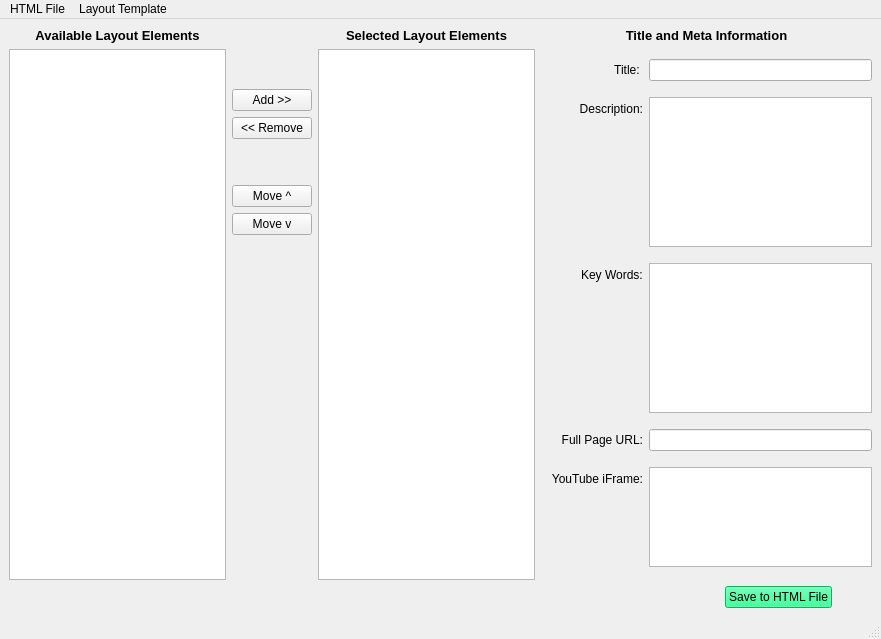
The window that main_ui.ui (turnkey-commerce/responsive-layout-creator) describes before a commit, drawn with Qt 5.
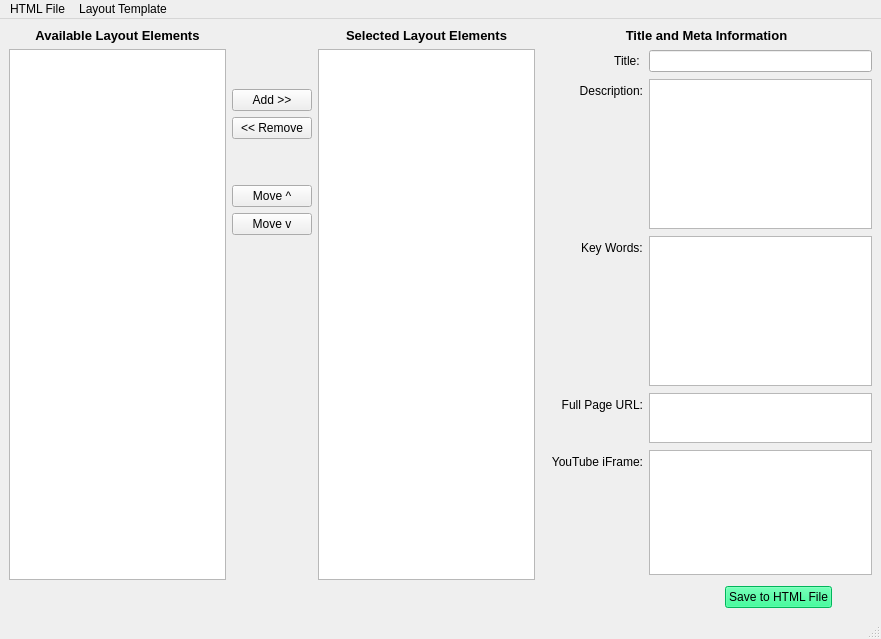
The same window after the commit.

Commit message: Change Full URL to be a text edit widget.

What changed in the file:
```diff
--- a/main_ui.ui
+++ b/main_ui.ui
@@ -255,9 +255,6 @@
           </property>
          </widget>
         </item>
-        <item row="3" column="1">
-         <widget class="QLineEdit" name="editFullUrl"/>
-        </item>
         <item row="4" column="0">
          <widget class="QLabel" name="labelFullUrl_2">
           <property name="text">
@@ -273,8 +270,30 @@
           <property name="maximumSize">
            <size>
             <width>16777215</width>
-            <height>100</height>
+            <height>125</height>
            </size>
+          </property>
+          <property name="acceptRichText">
+           <bool>false</bool>
+          </property>
+         </widget>
+        </item>
+        <item row="3" column="1">
+         <widget class="QTextEdit" name="editFullUrl">
+          <property name="maximumSize">
+           <size>
+            <width>16777215</width>
+            <height>50</height>
+           </size>
+          </property>
+          <property name="baseSize">
+           <size>
+            <width>0</width>
+            <height>0</height>
+           </size>
+          </property>
+          <property name="acceptRichText">
+           <bool>false</bool>
           </property>
          </widget>
         </item>
```
Left out of the diff: 6 changed lines with no effect on the pictures. The commit also changes 2 other files.
